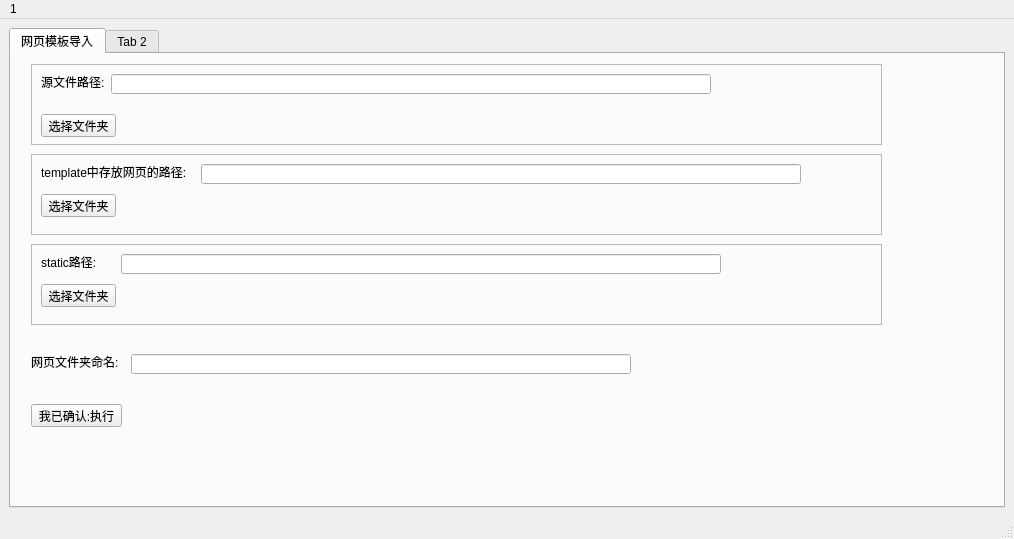
This is pyHelper/PyQt/windows/main/MainWindow.ui in yy-androidMr/django_work as Qt 5 draws it before an edit. The edited form follows.
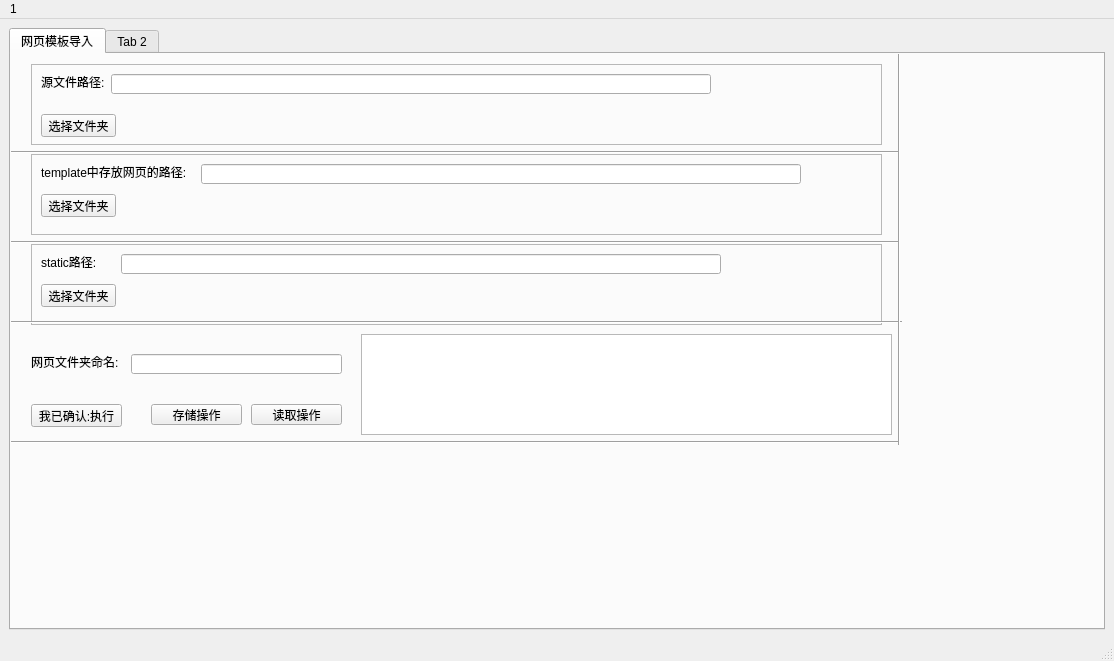
This is the edited form.

Diff of the .ui file:
```diff
--- a/pyHelper/PyQt/windows/main/MainWindow.ui
+++ b/pyHelper/PyQt/windows/main/MainWindow.ui
@@ -6,8 +6,8 @@
    <rect>
     <x>0</x>
     <y>0</y>
-    <width>1014</width>
-    <height>539</height>
+    <width>1114</width>
+    <height>661</height>
    </rect>
   </property>
   <property name="windowTitle">
@@ -161,7 +161,7 @@
          <rect>
           <x>120</x>
           <y>300</y>
-          <width>500</width>
+          <width>211</width>
           <height>20</height>
          </rect>
         </property>
@@ -237,6 +237,123 @@
          <number>10004</number>
         </property>
        </widget>
+       <widget class="QPushButton" name="pushButton_2">
+        <property name="geometry">
+         <rect>
+          <x>140</x>
+          <y>350</y>
+          <width>91</width>
+          <height>21</height>
+         </rect>
+        </property>
+        <property name="text">
+         <string>存储操作</string>
+        </property>
+        <property name="id" stdset="0">
+         <number>10005</number>
+        </property>
+       </widget>
+       <widget class="QPushButton" name="pushButton_3">
+        <property name="geometry">
+         <rect>
+          <x>240</x>
+          <y>350</y>
+          <width>91</width>
+          <height>21</height>
+         </rect>
+        </property>
+        <property name="text">
+         <string>读取操作</string>
+        </property>
+        <property name="id" stdset="0">
+         <number>10006</number>
+        </property>
+       </widget>
+       <widget class="QTextBrowser" name="action_log">
+        <property name="enabled">
+         <bool>true</bool>
+        </property>
+        <property name="geometry">
+         <rect>
+          <x>350</x>
+          <y>280</y>
+          <width>531</width>
+          <height>101</height>
+         </rect>
+        </property>
+        <property name="html">
+         <string>&lt;!DOCTYPE HTML PUBLIC &quot;-//W3C//DTD HTML 4.0//EN&quot; &quot;http://www.w3.org/TR/REC-html40/strict.dtd&quot;&gt;
+&lt;html&gt;&lt;head&gt;&lt;meta name=&quot;qrichtext&quot; content=&quot;1&quot; /&gt;&lt;style type=&quot;text/css&quot;&gt;
+p, li { white-space: pre-wrap; }
+&lt;/style&gt;&lt;/head&gt;&lt;body style=&quot; font-family:'SimSun'; font-size:9pt; font-weight:400; font-style:normal;&quot;&gt;
+&lt;p style=&quot;-qt-paragraph-type:empty; margin-top:0px; margin-bottom:0px; margin-left:0px; margin-right:0px; -qt-block-indent:0; text-indent:0px;&quot;&gt;&lt;br /&gt;&lt;/p&gt;&lt;/body&gt;&lt;/html&gt;</string>
+        </property>
+       </widget>
+       <widget class="Line" name="line">
+        <property name="geometry">
+         <rect>
+          <x>-10</x>
+          <y>260</y>
+          <width>901</width>
+          <height>16</height>
+         </rect>
+        </property>
+        <property name="orientation">
+         <enum>Qt::Horizontal</enum>
+        </property>
+       </widget>
+       <widget class="Line" name="line_2">
+        <property name="geometry">
+         <rect>
+          <x>880</x>
+          <y>-10</y>
+          <width>16</width>
+          <height>401</height>
+         </rect>
+        </property>
+        <property name="orientation">
+         <enum>Qt::Vertical</enum>
+        </property>
+       </widget>
+       <widget class="Line" name="line_3">
+        <property name="geometry">
+         <rect>
+          <x>0</x>
+          <y>380</y>
+          <width>888</width>
+          <height>16</height>
+         </rect>
+        </property>
+        <property name="orientation">
+         <enum>Qt::Horizontal</enum>
+        </property>
+       </widget>
+       <widget class="Line" name="line_4">
+        <property name="geometry">
+         <rect>
+          <x>0</x>
+          <y>180</y>
+          <width>888</width>
+          <height>16</height>
+         </rect>
+        </property>
+        <property name="orientation">
+         <enum>Qt::Horizontal</enum>
+        </property>
+       </widget>
+       <widget class="Line" name="line_5">
+        <property name="geometry">
+         <rect>
+          <x>0</x>
+          <y>90</y>
+          <width>888</width>
+          <height>16</height>
+         </rect>
+        </property>
+        <property name="orientation">
+         <enum>Qt::Horizontal</enum>
+        </property>
+       </widget>
       </widget>
       <widget class="QWidget" name="tab_2">
        <attribute name="title">
@@ -252,7 +369,7 @@
     <rect>
      <x>0</x>
      <y>0</y>
-     <width>1014</width>
+     <width>1114</width>
      <height>19</height>
     </rect>
    </property>
```
Left out of the diff: 32 changed lines with no effect on the pictures.
